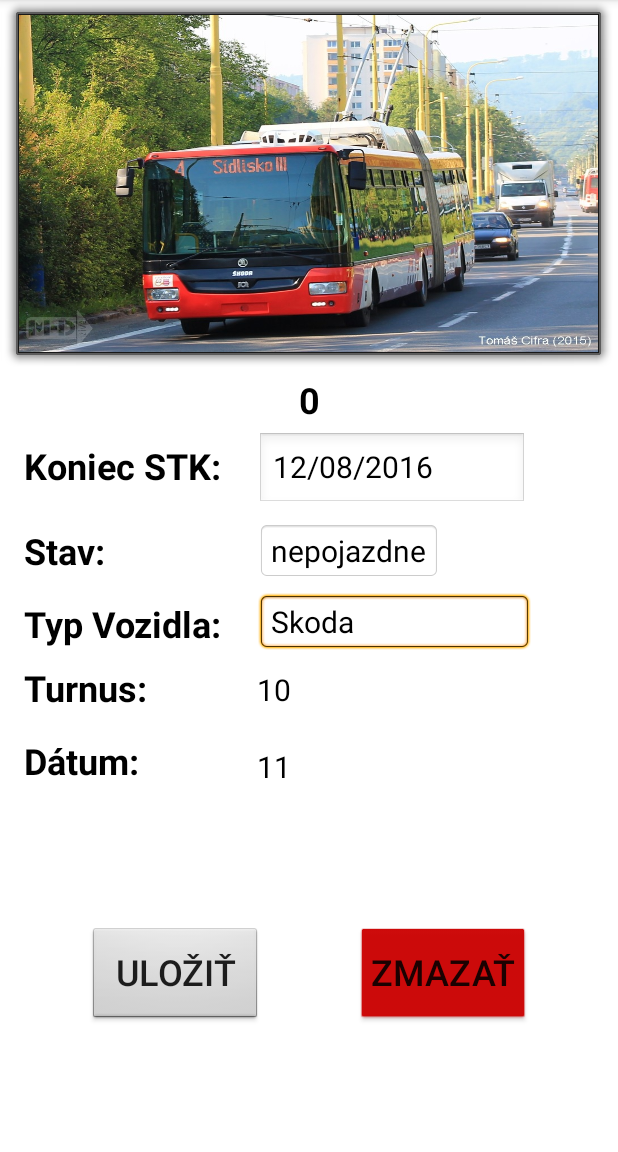
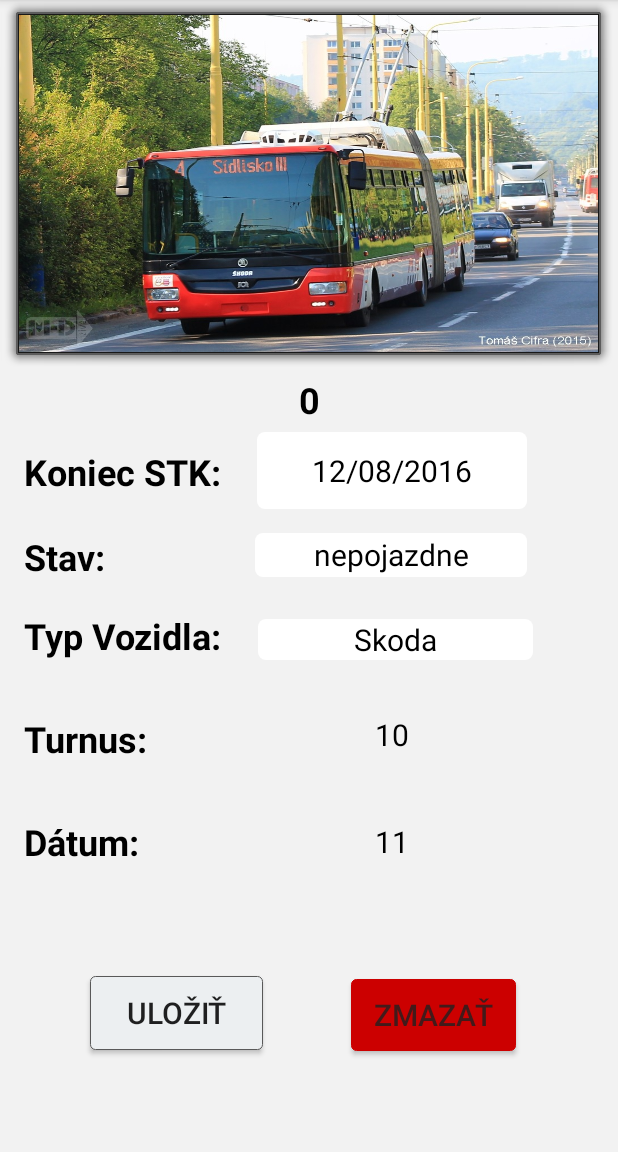
Before and after one commit to wittnerik/EvidenciaMHDapp, an Android app: the InformacieOVozidle screen opened directly, with no data from a screen before it, on a phone screen of 412 x 824 dp, the part 84-1236 px from its top. Run offline under Robolectric (Android 15) with nearby library versions, the phone set to English and light mode, and no system bars; our stand-ins replace Firebase (no records; nobody signed in at launch, a user with empty details on screens opened directly); 1 statement that could not run was skipped.

Commit message:
Mierne upravený dizajn pri Informáciach o vozidle, "full screen" pri pri výbere vozidla, s opravenými popisom z OCR na Vyhľadať pomocou OCR

```diff
--- a/app/src/main/res/layout/informacie_o_vozidle.xml
+++ b/app/src/main/res/layout/informacie_o_vozidle.xml
@@ -5,18 +5,20 @@
     android:id="@+id/relativeLayout2"
     android:layout_width="match_parent"
     android:layout_height="match_parent"
-    android:background="@android:color/background_light">
+    android:background="#F2F2F2">
+    android
 
     <TextView
         android:id="@+id/datum"
         android:layout_width="183dp"
         android:layout_height="wrap_content"
-        android:layout_marginStart="24dp"
-        android:layout_marginTop="24dp"
+        android:layout_marginStart="68dp"
+        android:layout_marginTop="44dp"
         android:text="11"
+        android:textAlignment="center"
         android:textColor="@android:color/black"
         android:textSize="20sp"
-        app:layout_constraintStart_toEndOf="@+id/textView4"
+        app:layout_constraintStart_toEndOf="@+id/daatum"
         app:layout_constraintTop_toBottomOf="@+id/turnus" />
 
     <TextView
@@ -24,7 +26,7 @@
         android:layout_width="86dp"
         android:layout_height="wrap_content"
         android:layout_marginStart="16dp"
-        android:layout_marginTop="8dp"
+        android:layout_marginTop="36dp"
         android:text="Turnus:"
         android:textColor="@android:color/black"
         android:textSize="24sp"
@@ -40,10 +42,12 @@
         android:layout_marginEnd="160dp"
         android:text="TextView"
         android:textAlignment="center"
+        android:textAllCaps="false"
         android:textColor="@android:color/black"
         android:textSize="24sp"
         android:textStyle="bold"
         app:layout_constraintEnd_toEndOf="parent"
+        app:layout_constraintHorizontal_bias="0.555"
         app:layout_constraintStart_toStartOf="parent"
         app:layout_constraintTop_toBottomOf="@+id/MHD" />
 
@@ -65,56 +69,62 @@
         android:layout_width="183dp"
         android:layout_height="wrap_content"
         android:layout_marginStart="24dp"
-        android:layout_marginTop="8dp"
-        android:background="@android:drawable/editbox_background"
+        android:layout_marginTop="28dp"
+        android:background="@drawable/edit_text_style"
         android:text="Skoda"
+        android:textAlignment="center"
         android:textColor="@android:color/black"
         android:textSize="20sp"
-        app:layout_constraintStart_toEndOf="@+id/textView4"
+        app:layout_constraintStart_toEndOf="@+id/textView3"
         app:layout_constraintTop_toBottomOf="@+id/stav"></EditText>
 
     <Button
         android:id="@+id/button"
-        android:layout_width="113dp"
-        android:layout_height="63dp"
+        android:layout_width="115dp"
+        android:layout_height="49dp"
         android:layout_marginStart="60dp"
         android:layout_marginTop="16dp"
         android:layout_marginBottom="8dp"
-        android:background="@android:drawable/btn_default_small"
+        android:background="@drawable/button_ininfo_style"
         android:backgroundTint="@android:color/white"
         android:backgroundTintMode="multiply"
         android:gravity="center_vertical|center_horizontal"
         android:text="Uložiť"
-        android:textSize="24sp"
+        android:textSize="20sp"
         app:layout_constraintBottom_toBottomOf="parent"
         app:layout_constraintStart_toStartOf="parent"
         app:layout_constraintTop_toBottomOf="@+id/datum" />
 
     <Button
         android:id="@+id/buttonDelete"
-        android:layout_width="113dp"
-        android:layout_height="63dp"
+        android:layout_width="110dp"
+        android:layout_height="48dp"
 
         android:layout_marginTop="16dp"
-        android:layout_marginEnd="60dp"
+        android:layout_marginEnd="68dp"
         android:layout_marginBottom="8dp"
-        android:background="@android:drawable/btn_default_small"
+        android:background="@drawable/button_ininfo_style"
         android:backgroundTint="@android:color/holo_red_dark"
         android:gravity="center_vertical|center_horizontal"
         android:text="Zmazať"
-        android:textSize="24sp"
+        android:textColor="#421A1A"
+        android:textSize="20sp"
         app:layout_constraintBottom_toBottomOf="parent"
         app:layout_constraintEnd_toEndOf="parent"
-        app:layout_constraintTop_toBottomOf="@+id/datum" />
+        app:layout_constraintTop_toBottomOf="@+id/datum"
+        app:layout_constraintVertical_bias="0.511" />
 
     <EditText
         android:id="@+id/stk"
+        style="@style/Widget.AppCompat.AutoCompleteTextView"
         android:layout_width="180dp"
         android:layout_height="51dp"
         android:layout_marginStart="24dp"
         android:layout_marginTop="10dp"
-        android:background="@android:drawable/edit_text"
+        android:background="@drawable/edit_text_style"
         android:text="12/08/2016"
+        android:textAlignment="center"
+        android:textAppearance="@style/TextAppearance.AppCompat.Body1"
         android:textColor="@android:color/black"
         android:textSize="20sp"
         app:layout_constraintStart_toEndOf="@+id/textView4"
@@ -122,15 +132,16 @@
 
     <EditText
         android:id="@+id/stav"
-        android:layout_width="wrap_content"
-        android:layout_height="wrap_content"
-        android:layout_marginStart="24dp"
-        android:layout_marginTop="8dp"
-        android:background="@android:drawable/editbox_background"
+        android:layout_width="181dp"
+        android:layout_height="29dp"
+        android:layout_marginStart="100dp"
+        android:layout_marginTop="16dp"
+        android:background="@drawable/edit_text_style"
         android:text="nepojazdne"
+        android:textAlignment="center"
         android:textColor="@android:color/black"
         android:textSize="20sp"
-        app:layout_constraintStart_toEndOf="@+id/textView4"
+        app:layout_constraintStart_toEndOf="@+id/textView"
         app:layout_constraintTop_toBottomOf="@+id/stk" />
 
     <TextView
@@ -138,7 +149,7 @@
         android:layout_width="wrap_content"
         android:layout_height="wrap_content"
         android:layout_marginStart="16dp"
-        android:layout_marginTop="16dp"
+        android:layout_marginTop="20dp"
         android:text="Typ Vozidla:"
         android:textColor="@android:color/black"
         android:textSize="24sp"
@@ -151,7 +162,7 @@
         android:layout_width="wrap_content"
         android:layout_height="wrap_content"
         android:layout_marginStart="16dp"
-        android:layout_marginTop="16dp"
+        android:layout_marginTop="20dp"
         android:text="Koniec STK:"
         android:textColor="@android:color/black"
         android:textSize="24sp"
@@ -177,7 +188,7 @@
         android:layout_width="86dp"
         android:layout_height="wrap_content"
         android:layout_marginStart="16dp"
-        android:layout_marginTop="16dp"
+        android:layout_marginTop="36dp"
         android:text="Dátum:"
         android:textColor="@android:color/black"
         android:textSize="24sp"
@@ -189,12 +200,13 @@
         android:id="@+id/turnus"
         android:layout_width="183dp"
         android:layout_height="wrap_content"
-        android:layout_marginStart="24dp"
-        android:layout_marginTop="12dp"
+        android:layout_marginStart="68dp"
+        android:layout_marginTop="36dp"
         android:text="10"
+        android:textAlignment="center"
         android:textColor="@android:color/black"
         android:textSize="20sp"
-        app:layout_constraintStart_toEndOf="@+id/textView4"
+        app:layout_constraintStart_toEndOf="@+id/a"
         app:layout_constraintTop_toBottomOf="@+id/typ" />
 
 </android.support.constraint.ConstraintLayout>
```
